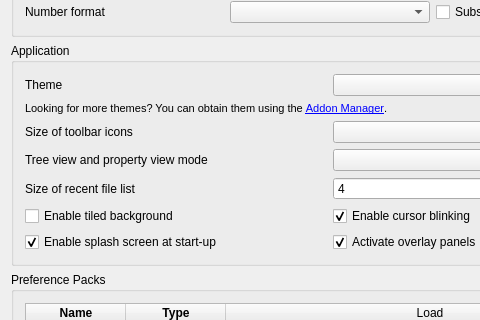
This is src/Gui/PreferencePages/DlgSettingsGeneral.ui in southseact-3d/fcd as Qt 5 draws it before an edit; both pictures show x 0 to 480 and y 152 to 472 of the 660 by 930 pixel window. The edited form follows.
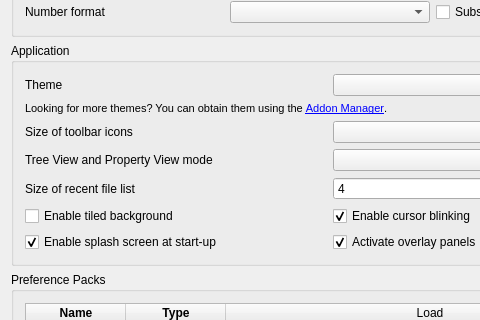
This is the edited form. Custom widgets are drawn as their Qt base class.

Patch:
```diff
--- a/src/Gui/PreferencePages/DlgSettingsGeneral.ui
+++ b/src/Gui/PreferencePages/DlgSettingsGeneral.ui
@@ -251,7 +251,7 @@
        <item row="3" column="0">
         <widget class="QLabel" name="treeModeLabel">
          <property name="text">
-          <string>Tree view and property view mode</string>
+          <string>Tree View and Property View mode</string>
          </property>
         </widget>
        </item>
```
